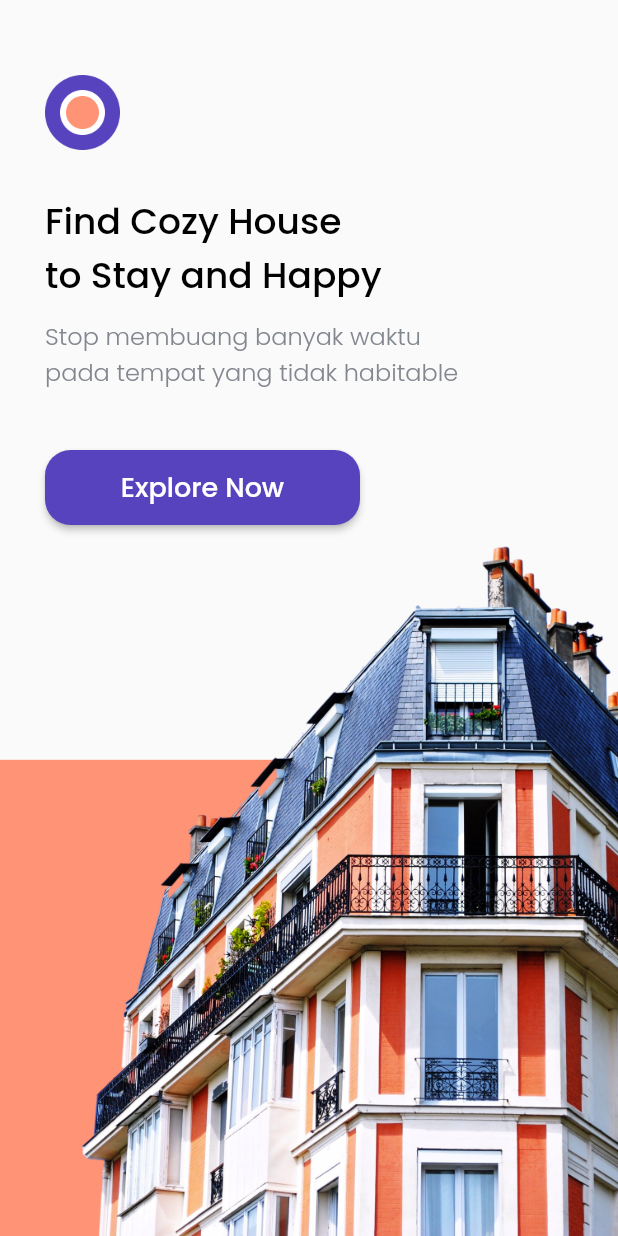
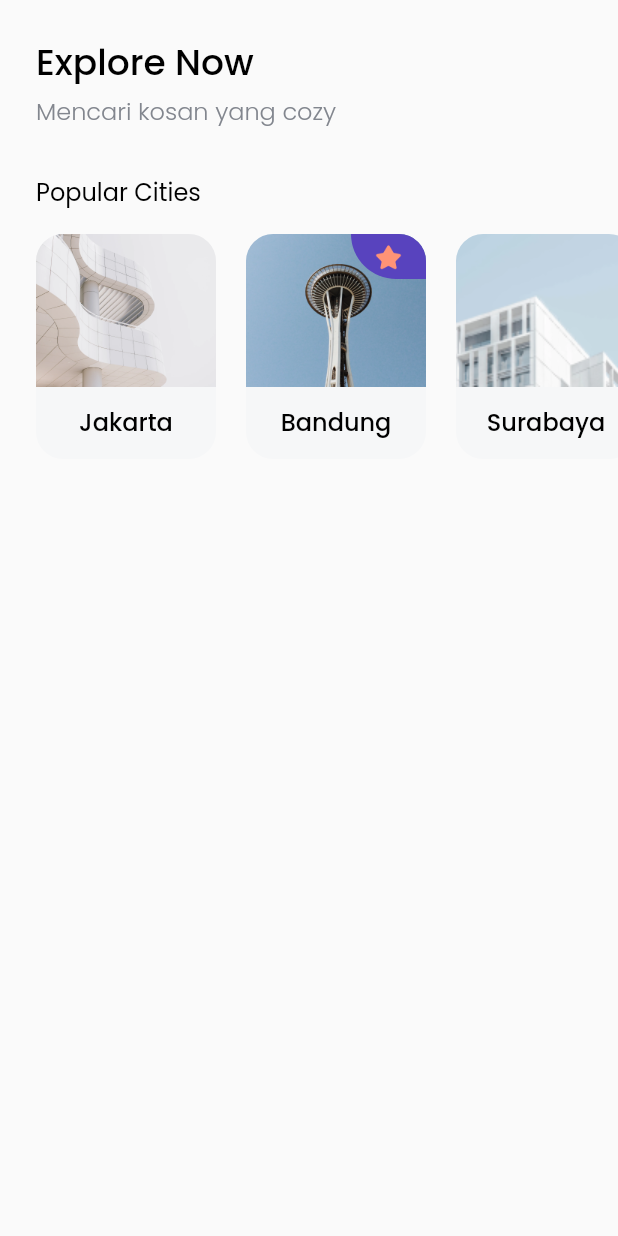
Before and after one commit to revanggaajip/cozy, a Flutter app: the screen it shows after launch, after a tap on "Explore Now", on a phone screen of 412 x 824 dp. Run offline on Flutter 3.47's test engine with Material 2 defaults, Android fonts, the phone set to English and light mode, and no system bars; our stand-ins replace google_fonts.

Commit message:
Create Home Page (Popular City Section)

```diff
--- /dev/null
+++ b/lib/models/city.dart
@@ -0,0 +1,12 @@
+class City {
+  int id;
+  String name;
+  String imageUrl;
+  bool isPopular;
+
+  City(
+      {this.id = 1,
+      this.imageUrl = '',
+      this.name = '',
+      this.isPopular = false});
+}
--- /dev/null
+++ b/lib/pages/home_page.dart
@@ -0,0 +1,84 @@
+import 'package:cozy/theme.dart';
+import 'package:cozy/widgets/city_card.dart';
+import 'package:flutter/material.dart';
+import 'package:cozy/models/city.dart';
+
+class HomePage extends StatelessWidget {
+  @override
+  Widget build(BuildContext context) {
+    return Scaffold(
+      body: SafeArea(
+        child: Padding(
+          padding: EdgeInsets.symmetric(vertical: edge),
+          child: ListView(
+            children: [
+              Padding(
+                padding: EdgeInsets.only(left: edge),
+                child: Text(
+                  'Explore Now',
+                  style: blackTextStyle.copyWith(
+                    fontSize: 24,
+                  ),
+                ),
+              ),
+              SizedBox(
+                height: 2,
+              ),
+              Padding(
+                padding: EdgeInsets.only(left: edge),
+                child: Text(
+                  'Mencari kosan yang cozy',
+                  style: greyTextStyle.copyWith(fontSize: 16),
+                ),
+              ),
+              SizedBox(
+                height: 30,
+              ),
+              Padding(
+                padding: EdgeInsets.only(left: edge),
+                child: Text(
+                  'Popular Cities',
+                  style: regularTextStyle.copyWith(fontSize: 16),
+                ),
+              ),
+              SizedBox(
+                height: 16,
+              ),
+              Container(
+                height: 150,
+                child: ListView(
+                  scrollDirection: Axis.horizontal,
+                  children: [
+                    SizedBox(width: 24),
+                    CityCard(
+                      City(
+                          id: 1,
+                          name: 'Jakarta',
+                          imageUrl: 'assets/images/city1.png'),
+                    ),
+                    SizedBox(width: 20),
+                    CityCard(
+                      City(
+                          id: 2,
+                          name: 'Bandung',
+                          imageUrl: 'assets/images/city2.png',
+                          isPopular: true),
+                    ),
+                    SizedBox(width: 20),
+                    CityCard(
+                      City(
+                          id: 3,
+                          name: 'Surabaya',
+                          imageUrl: 'assets/images/city3.png'),
+                    ),
+                    SizedBox(width: 24)
+                  ],
+                ),
+              )
+            ],
+          ),
+        ),
+      ),
+    );
+  }
+}
--- a/lib/pages/splash_page.dart
+++ b/lib/pages/splash_page.dart
@@ -1,3 +1,4 @@
+import 'package:cozy/pages/home_page.dart';
 import 'package:cozy/theme.dart';
 import 'package:flutter/material.dart';
 
@@ -50,7 +51,12 @@ class SplashPage extends StatelessWidget {
                       shape: RoundedRectangleBorder(
                         borderRadius: BorderRadius.circular(17),
                       ),
-                      onPressed: () {},
+                      onPressed: () {
+                        Navigator.push(
+                            context,
+                            MaterialPageRoute(
+                                builder: (context) => HomePage()));
+                      },
                       child: Text(
                         'Explore Now',
                         style: whiteTextStyle.copyWith(fontSize: 18),
--- a/lib/theme.dart
+++ b/lib/theme.dart
@@ -6,6 +6,8 @@ Color orangeColor = const Color(0xffFF9376);
 Color blackColor = const Color(0xff000000);
 Color whiteColor = const Color(0xffffffff);
 Color greyColor = const Color(0xff82868E);
+
+double edge = 24;
 
 TextStyle blackTextStyle =
     GoogleFonts.poppins(fontWeight: FontWeight.w500, color: blackColor);
@@ -18,3 +20,6 @@ TextStyle greyTextStyle =
 
 TextStyle purpleTextStyle =
     GoogleFonts.poppins(fontWeight: FontWeight.w500, color: purpleColor);
+
+TextStyle regularTextStyle =
+    GoogleFonts.poppins(fontWeight: FontWeight.w400, color: blackColor);
--- /dev/null
+++ b/lib/widgets/city_card.dart
@@ -0,0 +1,62 @@
+import 'package:cozy/theme.dart';
+import 'package:flutter/material.dart';
+import 'package:cozy/models/city.dart';
+
+class CityCard extends StatelessWidget {
+  final City city;
+
+  CityCard(this.city);
+  @override
+  Widget build(BuildContext context) {
+    return ClipRRect(
+      borderRadius: BorderRadius.circular(18),
+      child: Container(
+        height: 150,
+        width: 120,
+        color: Color(0xffF6F7F8),
+        child: Column(
+          children: [
+            Stack(
+              children: [
+                Image.asset(
+                  city.imageUrl,
+                  width: 120,
+                  height: 102,
+                  fit: BoxFit.cover,
+                ),
+                city.isPopular
+                    ? Align(
+                        alignment: Alignment.topRight,
+                        child: Container(
+                          width: 50,
+                          height: 30,
+                          decoration: BoxDecoration(
+                              color: purpleColor,
+                              borderRadius: BorderRadius.only(
+                                bottomLeft: Radius.circular(36),
+                              )),
+                          child: Center(
+                            child: Image.asset(
+                              'assets/images/icon_star.png',
+                              width: 22,
+                              height: 22,
+                            ),
+                          ),
+                        ),
+                      )
+                    : Container(),
+              ],
+            ),
+            SizedBox(
+              height: 11,
+            ),
+            Text(
+              city.name,
+              style: blackTextStyle.copyWith(fontSize: 16),
+            )
+          ],
+        ),
+      ),
+    );
+  }
+}
```
